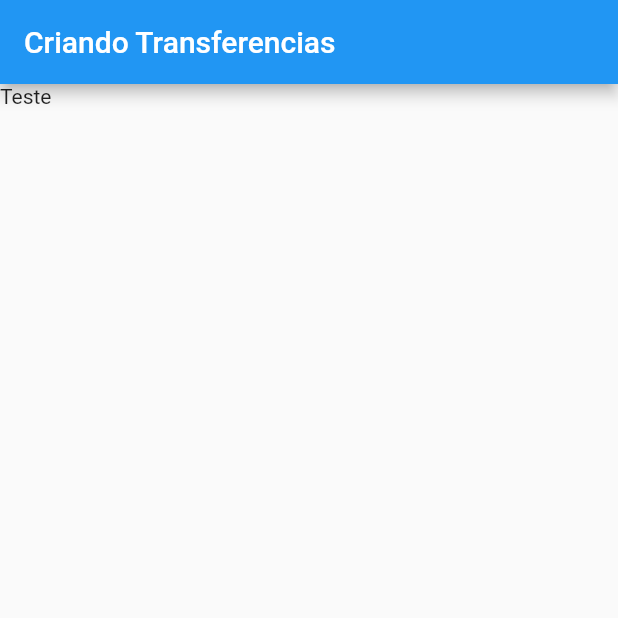
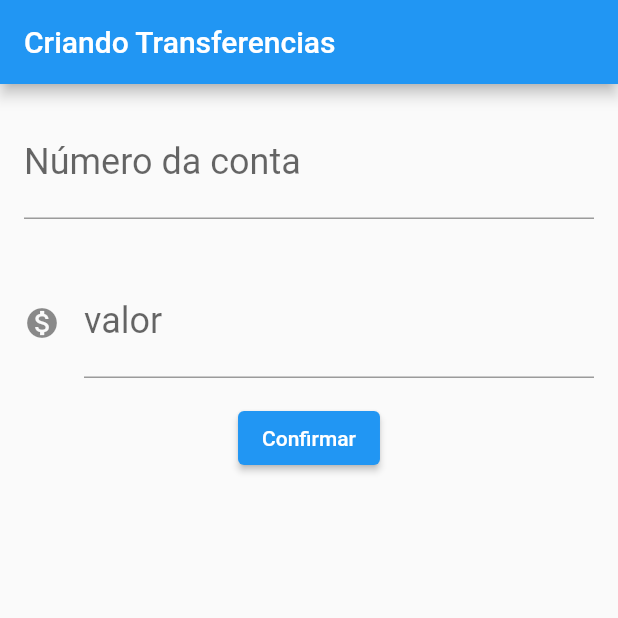
Before and after one commit to Guilhermessena/flutter-bytebank, a Flutter app: the screen it shows after launch, on a phone screen of 412 x 824 dp, the top half of it. Run offline on Flutter 3.47's test engine with Material 2 defaults, Android fonts, the phone set to English and light mode, and no system bars.

Commit message:
Adicionando tela de criação de transferencia

```diff
--- a/lib/main.dart
+++ b/lib/main.dart
@@ -22,7 +22,38 @@ class FormularioTransferencia extends StatelessWidget {
       appBar: AppBar(
         title: Text('Criando Transferencias'),
       ),
-      body: Text('Teste'),
+      body: Column(
+        children: [
+          Padding(
+            padding: const EdgeInsets.all(16.0),
+            child: TextField(
+              style: TextStyle(
+                fontSize: 24.0,
+              ),
+              decoration: InputDecoration(
+                labelText: 'Número da conta',
+                hintText: '0000',
+              ),
+              keyboardType: TextInputType.number,
+            ),
+          ),
+          Padding(
+            padding: const EdgeInsets.all(16.0),
+            child: TextField(
+              style: TextStyle(
+                fontSize: 24.0,
+              ),
+              decoration: InputDecoration(
+                icon: Icon(Icons.monetization_on),
+                labelText: 'valor',
+                hintText: '0.00',
+              ),
+              keyboardType: TextInputType.number,
+            ),
+          ),
+          ElevatedButton(onPressed: () {}, child: Text('Confirmar'))
+        ],
+      ),
     );
   }
 }
```
Also changed, not shown: 1 other file.
